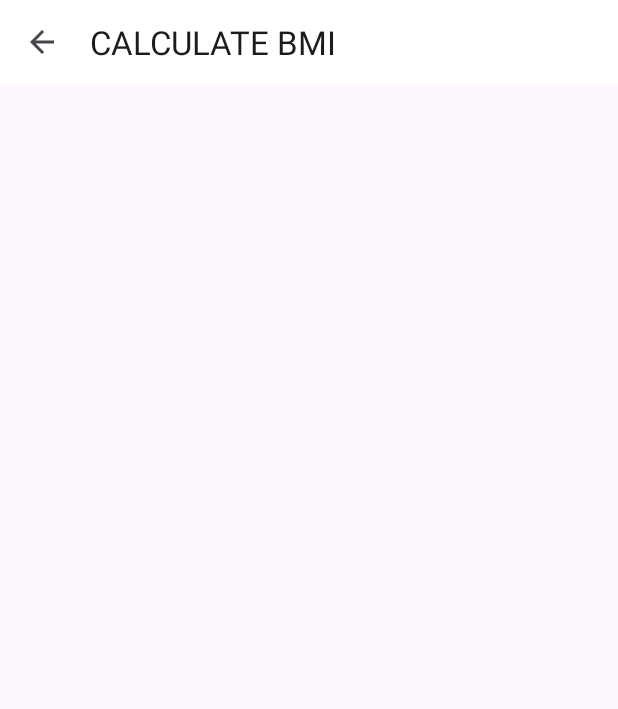
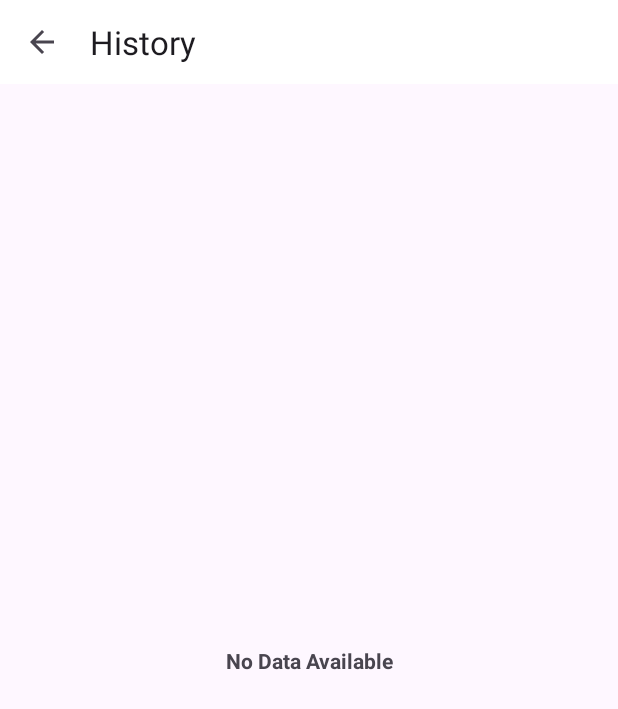
Before and after one commit to apps101010/7MinutesWorkout, an Android app: the screen it shows after launch (HistoryActivity), after a tap on an icon or button, on a phone screen of 412 x 824 dp. Shown: the top 709 px of the screen. Run offline under Robolectric (Android 15) with nearby library versions, the phone set to English and light mode, and no system bars; our stand-ins replace Room's generated code.

Commit message:
final commit

```diff
--- a/app/src/main/AndroidManifest.xml
+++ b/app/src/main/AndroidManifest.xml
@@ -10,6 +10,7 @@
 
     <application
         android:allowBackup="true"
+        android:name=".WorkOutApp"
         android:dataExtractionRules="@xml/data_extraction_rules"
         android:fullBackupContent="@xml/backup_rules"
         android:icon="@mipmap/ic_launcher"
--- a/app/src/main/java/com/example/a7minutesworkout/HistoryActivity.kt
+++ b/app/src/main/java/com/example/a7minutesworkout/HistoryActivity.kt
@@ -1,8 +1,16 @@
 package com.example.a7minutesworkout
 
+import android.app.Application
 import androidx.appcompat.app.AppCompatActivity
 import android.os.Bundle
+import android.util.Log
+import android.view.View
+import androidx.lifecycle.lifecycleScope
+import androidx.recyclerview.widget.LinearLayoutManager
 import com.example.a7minutesworkout.databinding.ActivityHistoryBinding
+import kotlinx.coroutines.flow.cancellable
+import kotlinx.coroutines.flow.collect
+import kotlinx.coroutines.launch
 
 class HistoryActivity : AppCompatActivity() {
 
@@ -16,10 +24,40 @@
         setSupportActionBar(binding?.toolbarHistoryActivity)
         if (supportActionBar != null){
             supportActionBar?.setDisplayHomeAsUpEnabled(true)
-            supportActionBar?.title = "CALCULATE BMI"
+            supportActionBar?.title = "History"
         }
         binding?.toolbarHistoryActivity?.setNavigationOnClickListener {
             onBackPressed()
         }
+
+        val historyDao = (application as WorkOutApp).db.historyDao()
+        getAllCompletedDates(historyDao)
+    }
+
+    private fun getAllCompletedDates(historyDao: HistoryDao){
+        lifecycleScope.launch {
+            historyDao.fetchAllDates().collect(){ allCompletedDates ->
+                if (allCompletedDates.isNotEmpty()){
+                    binding?.tvNoData?.visibility = View.GONE
+                    binding?.rvHistory?.visibility = View.VISIBLE
+                    binding?.rvHistory?.layoutManager = LinearLayoutManager(this@HistoryActivity)
+                    val dates = ArrayList<String>()
+                    for (date in allCompletedDates){
+                        dates.add(date.date)
+                    }
+                    val historyAdapter = HistoryAdapter(dates)
+                    binding?.rvHistory?.adapter = historyAdapter
+                }else{
+                    binding?.tvNoData?.visibility = View.VISIBLE
+                    binding?.rvHistory?.visibility = View.GONE
+                }
+            }
+        }
+    }
+
+    override fun onDestroy() {
+        super.onDestroy()
+
+        binding = null
     }
 }
--- /dev/null
+++ b/app/src/main/java/com/example/a7minutesworkout/HistoryDao.kt
@@ -0,0 +1,17 @@
+package com.example.a7minutesworkout
+
+import androidx.room.Dao
+import androidx.room.Insert
+import androidx.room.Query
+import kotlinx.coroutines.flow.Flow
+
+@Dao
+interface HistoryDao {
+
+    @Insert
+    suspend fun insert(historyEntity: HistoryEntity)
+
+    @Query("SELECT * FROM `history-table`")
+    fun fetchAllDates(): Flow<List<HistoryEntity>>
+
+}
--- /dev/null
+++ b/app/src/main/java/com/example/a7minutesworkout/HistoryDatabase.kt
@@ -0,0 +1,34 @@
+package com.example.a7minutesworkout
+
+import android.content.Context
+import android.content.IntentFilter
+import androidx.room.Database
+import androidx.room.Room
+import androidx.room.RoomDatabase
+import kotlin.concurrent.Volatile
+
+@Database(entities = [HistoryEntity::class], version = 1)
+abstract class HistoryDatabase: RoomDatabase() {
+
+    abstract fun historyDao():HistoryDao
+
+    companion object{
+
+        @Volatile
+        private var INSTANCE: HistoryDatabase?=null
+
+        fun getInstance(context: Context): HistoryDatabase{
+
+            synchronized(this){
+                var instance = INSTANCE
+                if (instance == null){
+                    instance = Room.databaseBuilder(context.applicationContext,HistoryDatabase::class.java,"history_database").fallbackToDestructiveMigration().build()
+                    INSTANCE = instance
+                }
+                return instance
+            }
+        }
+    }
+
+
+}
--- /dev/null
+++ b/app/src/main/java/com/example/a7minutesworkout/WorkOutApp.kt
@@ -0,0 +1,10 @@
+package com.example.a7minutesworkout
+
+import android.app.Application
+
+class WorkOutApp: Application() {
+
+    val db by lazy {
+        HistoryDatabase.getInstance(this)
+    }
+}
--- a/app/src/main/res/layout/activity_history.xml
+++ b/app/src/main/res/layout/activity_history.xml
@@ -16,4 +16,25 @@
         app:layout_constraintTop_toTopOf="parent" />
 
 
+    <androidx.recyclerview.widget.RecyclerView
+        android:id="@+id/rvHistory"
+        android:layout_width="match_parent"
+        android:layout_height="wrap_content"
+        app:layout_constraintTop_toBottomOf="@+id/toolbar_history_activity"
+        app:layout_constraintStart_toStartOf="parent"
+        app:layout_constraintEnd_toEndOf="parent"/>
+
+    <TextView
+        android:id="@+id/tvNoData"
+        android:layout_width="match_parent"
+        android:layout_height="wrap_content"
+        android:text="No Data Available"
+        android:textStyle="bold"
+        android:gravity="center"
+        app:layout_constraintTop_toBottomOf="@+id/toolbar_history_activity"
+        app:layout_constraintStart_toStartOf="parent"
+        app:layout_constraintEnd_toEndOf="parent"
+        app:layout_constraintBottom_toBottomOf="parent"/>
+
+
 </androidx.constraintlayout.widget.ConstraintLayout>
```
Also changed, not shown: app/build.gradle.kts (+9 -0 lines), app/src/main/java/com/example/a7minutesworkout/Finish.kt (+20 -0 lines), app/src/main/java/com/example/a7minutesworkout/HistoryAdapter.kt (added, +37 -0 lines), app/src/main/java/com/example/a7minutesworkout/HistoryEntity.kt (added, +10 -0 lines), app/src/main/res/layout/item_history_row.xml (added, +31 -0 lines).
